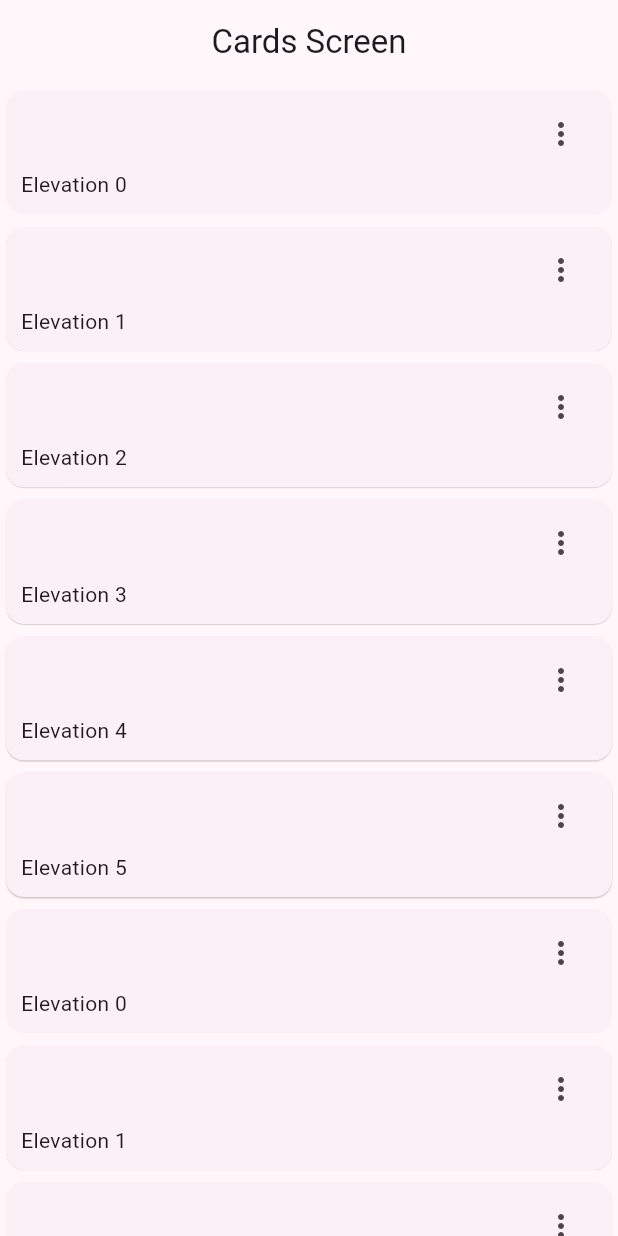
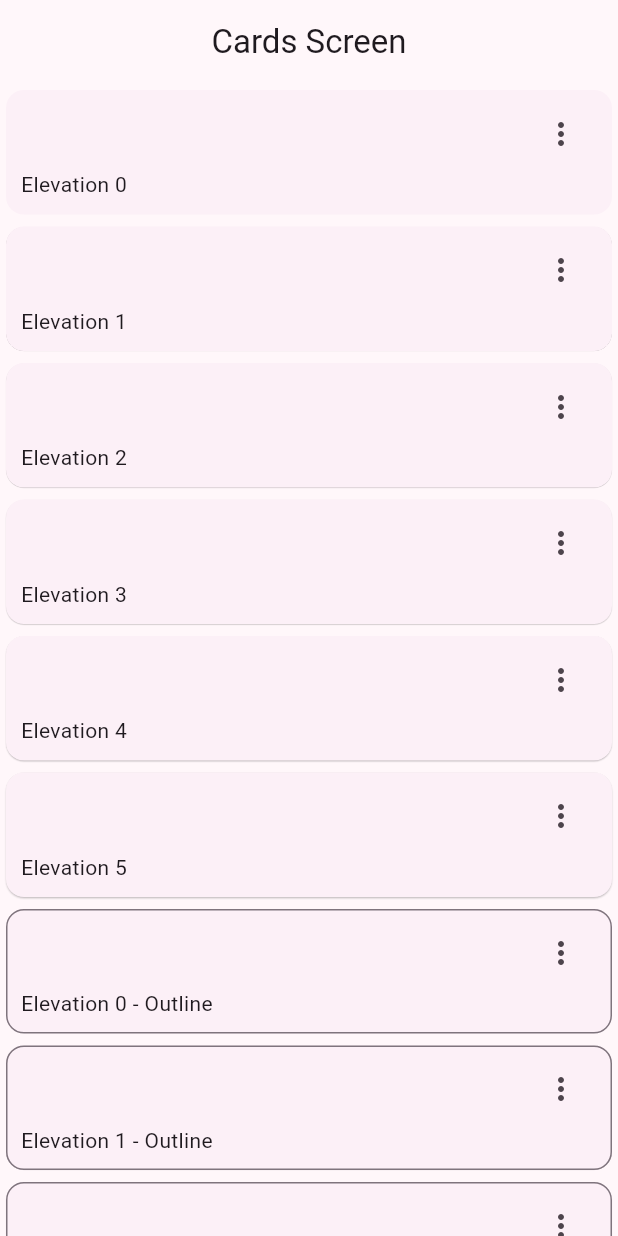
Before and after one commit to jhoncar7/widgets-flutter, a Flutter app: the CardsScreen screen opened by its route, on a phone screen of 412 x 824 dp. Run offline on Flutter 3.47's test engine with Material 2 defaults, Android fonts, the phone set to English and light mode, and no system bars; our stand-ins replace go_router.

Commit message:
cards con borde

```diff
--- a/lib/presentation/screens/cards/card_screen.dart
+++ b/lib/presentation/screens/cards/card_screen.dart
@@ -81,7 +81,16 @@ class _CardType2 extends StatelessWidget {
 
   @override
   Widget build(BuildContext context) {
+
+    final colors = Theme.of(context).colorScheme;
+
     return Card(
+      shape:  RoundedRectangleBorder(
+        borderRadius: BorderRadius.all(Radius.circular(12)),
+        side: BorderSide(
+          color: colors.outline
+        )
+      ),
       elevation: elevation,
       child: Padding(
         padding: const EdgeInsets.fromLTRB(10, 5, 10, 10),
@@ -94,7 +103,7 @@ class _CardType2 extends StatelessWidget {
                     icon: const Icon(Icons.more_vert_outlined))),
             Align(
               alignment: Alignment.bottomLeft,
-              child: Text(label),
+              child: Text('$label - Outline'),
             )
           ],
         ),
```
